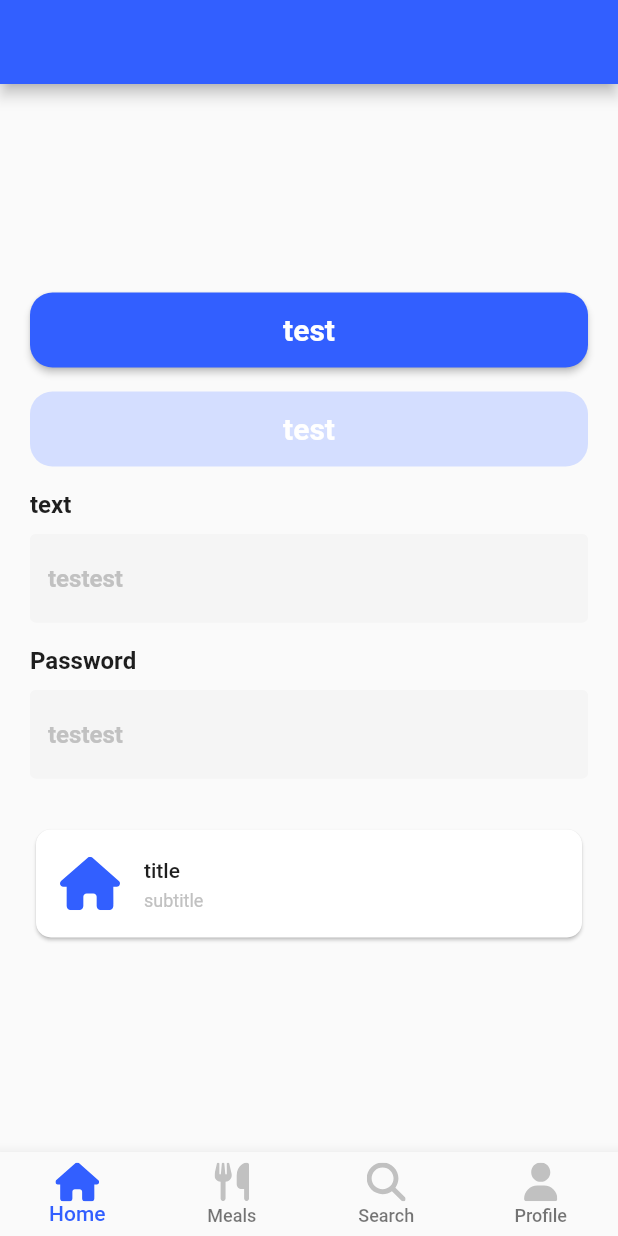
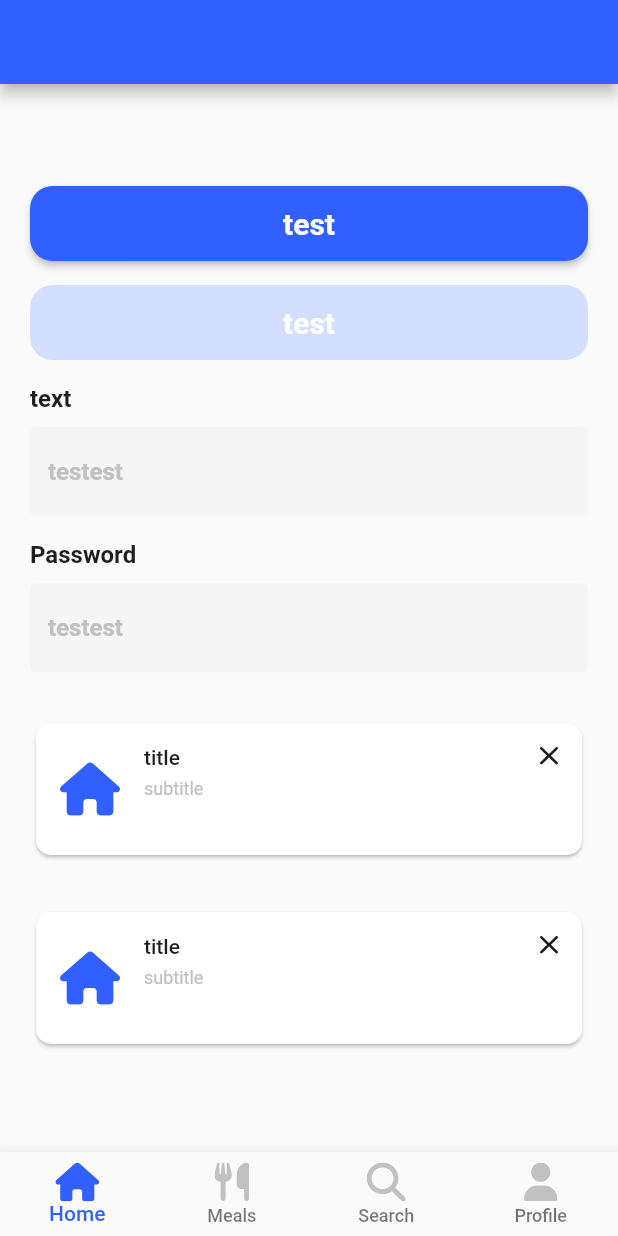
Before and after one commit to isabellabertucci/CantecoMobileApp, a Flutter app: the screen it shows after launch, on a phone screen of 412 x 824 dp. Run offline on Flutter 3.47's test engine with Material 2 defaults, Android fonts, the light colour scheme and no system bars; our stand-ins replace flutter_svg; Roboto replaces fonts that are missing (inter).

Commit message:
upload card

```diff
--- a/lib/main_screen.dart
+++ b/lib/main_screen.dart
@@ -54,7 +54,13 @@ class _MainScreenState extends State<MainScreen> {
                 title: "title",
                 subtitle: "subtitle",
                 icon: Assets.icHomeC,
-              )
+              ),
+              const SizedBox(height: 30),
+              CustomCard(
+                title: "title",
+                subtitle: "subtitle",
+                icon: Assets.icHomeC,
+              ),
             ],
           ),
         ),
--- a/lib/widgets/customCard.dart
+++ b/lib/widgets/customCard.dart
@@ -28,6 +28,12 @@ class CustomCard extends StatelessWidget {
         ),
         title: Text(title, style: Theme.of(context).primaryTextTheme.subtitle1),
         subtitle: Text(subtitle, style: Theme.of(context).textTheme.bodyText1),
+        trailing: SvgPicture.asset(
+          Assets.icClose,
+          height: 12,
+          width: 12,
+        ),
+        isThreeLine: true,
       ),
     );
   }
```
Also changed, not shown: 10 other files.
